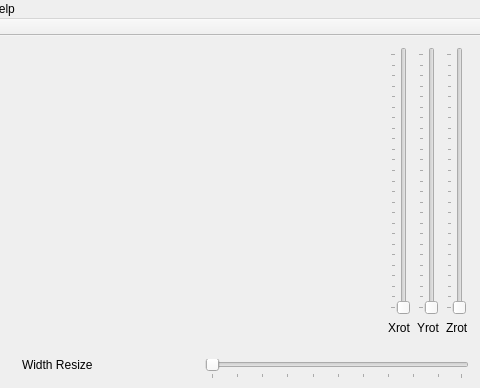
Above: mainwindow.ui from udit01/3D-Visualization-and-Conversion-Tool before the change; both pictures show x 172 to 652 and y 0 to 388 of the 652 by 474 pixel window. Below: the same form after it.
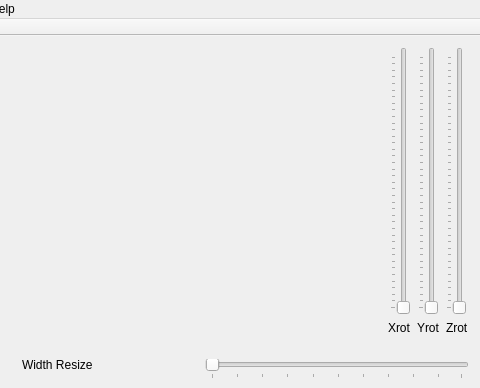
That is the form after the change. Custom widgets are drawn as their Qt base class.

```diff
--- a/mainwindow.ui
+++ b/mainwindow.ui
@@ -29,7 +29,7 @@
       <item>
        <widget class="QSlider" name="xRot">
         <property name="maximum">
-         <number>360</number>
+         <number>5760</number>
         </property>
         <property name="singleStep">
          <number>16</number>
@@ -44,14 +44,14 @@
          <enum>QSlider::TicksAbove</enum>
         </property>
         <property name="tickInterval">
-         <number>15</number>
+         <number>150</number>
         </property>
        </widget>
       </item>
       <item>
        <widget class="QSlider" name="yRot">
         <property name="maximum">
-         <number>360</number>
+         <number>5760</number>
         </property>
         <property name="singleStep">
          <number>16</number>
@@ -66,14 +66,14 @@
          <enum>QSlider::TicksAbove</enum>
         </property>
         <property name="tickInterval">
-         <number>15</number>
+         <number>150</number>
         </property>
        </widget>
       </item>
       <item>
        <widget class="QSlider" name="zRot">
         <property name="maximum">
-         <number>360</number>
+         <number>5760</number>
         </property>
         <property name="singleStep">
          <number>16</number>
@@ -88,7 +88,7 @@
          <enum>QSlider::TicksAbove</enum>
         </property>
         <property name="tickInterval">
-         <number>15</number>
+         <number>150</number>
         </property>
        </widget>
       </item>
```
